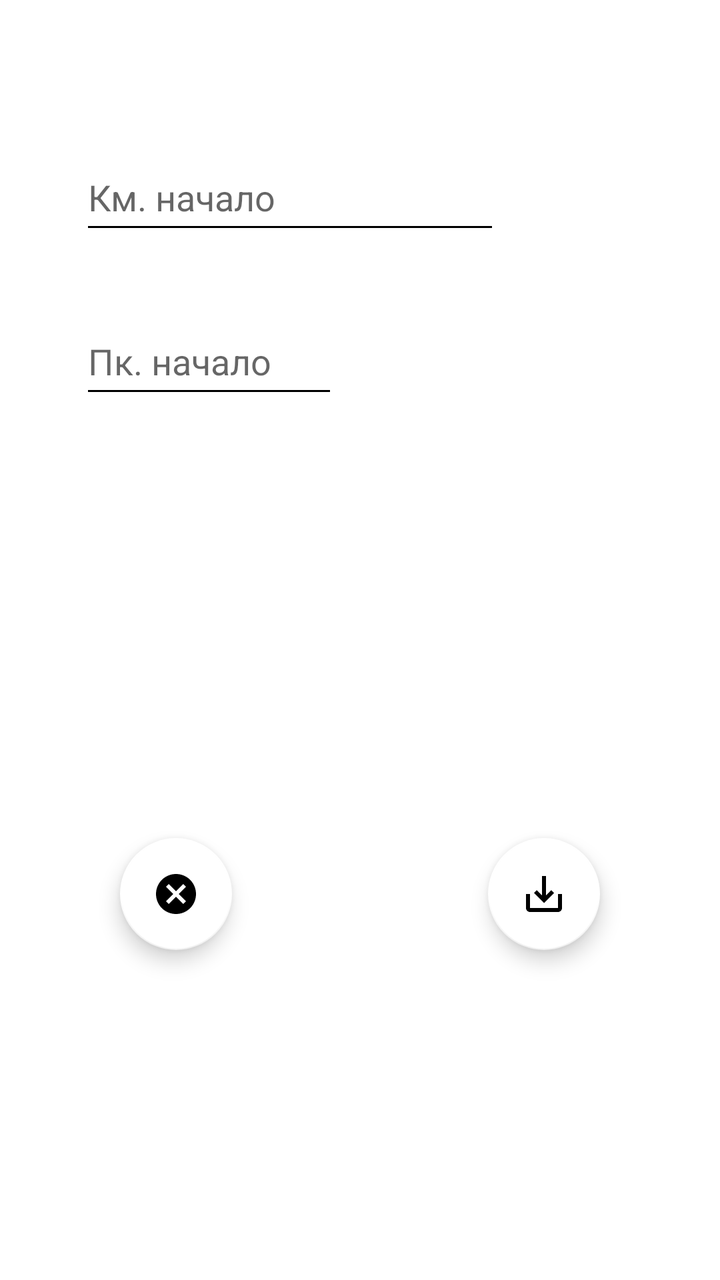
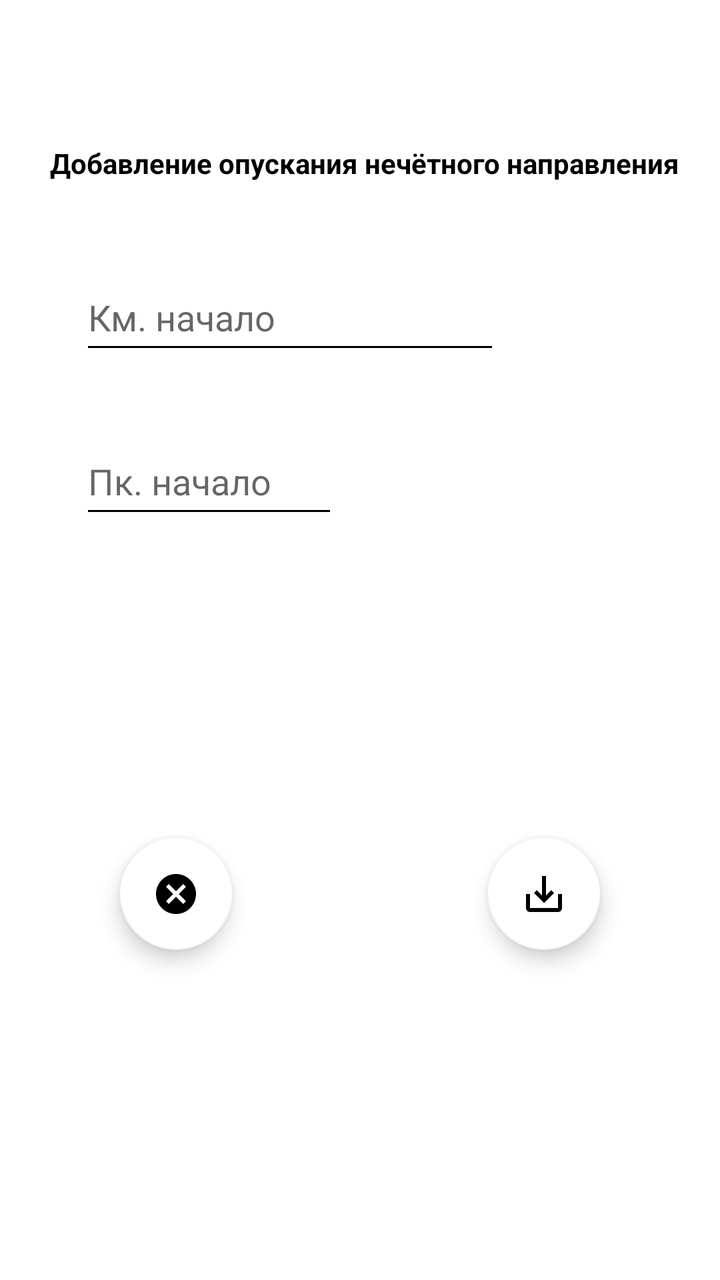

Compare the two renders of this Android layout. The source of the first and the diff that turns it into the second are given below.
<!-- AndroidManifest.xml: application theme Base.Theme.My_Gps_Assistant -->
<!-- res/layout/fragment_add_pantograph_nechet.xml -->
<?xml version="1.0" encoding="utf-8"?>
<androidx.constraintlayout.widget.ConstraintLayout xmlns:android="http://schemas.android.com/apk/res/android"
    xmlns:app="http://schemas.android.com/apk/res-auto"
    xmlns:tools="http://schemas.android.com/tools"
    android:layout_width="match_parent"
    android:layout_height="match_parent"
    android:background="#FFFFFF"
    tools:context=".fragments.nechet.pantograph.add.AddPantographFragmentNechet">

    <EditText
        android:id="@+id/ed_start_pantograph_nechet"
        android:layout_width="0dp"
        android:layout_height="50dp"
        android:layout_marginStart="40dp"
        android:layout_marginTop="72dp"
        android:ems="10"
        android:hint="@string/fragment_add_km_start_pantograph_nechet"
        android:importantForAutofill="no"
        android:inputType="number"
        android:maxLength="4"
        android:textColor="#000000"
        app:layout_constraintStart_toStartOf="parent"
        app:layout_constraintTop_toTopOf="parent"
        tools:ignore="HardcodedText,TextContrastCheck" />

    <EditText
        android:id="@+id/ed_pk_start_pantograph_nechet"
        android:layout_width="129dp"
        android:layout_height="50dp"
        android:layout_marginTop="32dp"
        android:ems="10"
        android:hint="@string/fragment_add_pk_start_pantograph_nechet"
        android:inputType="number"
        android:maxLength="2"
        android:textColor="#000000"
        app:layout_constraintEnd_toEndOf="@+id/ed_start_pantograph_nechet"
        app:layout_constraintHorizontal_bias="0.0"
        app:layout_constraintStart_toStartOf="@+id/ed_start_pantograph_nechet"
        app:layout_constraintTop_toBottomOf="@+id/ed_start_pantograph_nechet"
        tools:ignore="Autofill,HardcodedText,MissingConstraints,TextContrastCheck" />

    <com.google.android.material.floatingactionbutton.FloatingActionButton
        android:id="@+id/fb_save_pantograph_nechet"
        android:layout_width="wrap_content"
        android:layout_height="wrap_content"
        android:layout_marginEnd="60dp"
        android:layout_marginBottom="165dp"
        android:clickable="true"
        android:focusable="true"
        android:src="@drawable/is_save_pantograph_nechet"
        app:backgroundTint="@color/white"
        app:layout_constraintBottom_toBottomOf="parent"
        app:layout_constraintEnd_toEndOf="parent"
        tools:ignore="ContentDescription,SpeakableTextPresentCheck" />

    <com.google.android.material.floatingactionbutton.FloatingActionButton
        android:id="@+id/fb_cancel_pantograph_nechet"
        android:layout_width="wrap_content"
        android:layout_height="wrap_content"
        android:layout_marginStart="60dp"
        android:layout_marginBottom="165dp"
        android:clickable="true"
        android:focusable="true"
        android:src="@drawable/is_cancel_pantograph_nechet"
        app:backgroundTint="@color/white"
        app:layout_constraintBottom_toBottomOf="parent"
        app:layout_constraintStart_toStartOf="parent"
        tools:ignore="ContentDescription,SpeakableTextPresentCheck" />

</androidx.constraintlayout.widget.ConstraintLayout>
<!-- resources referenced by this layout -->
<resources>
  <color name="white">#FFFFFFFF</color>
  <!-- drawable is_cancel_pantograph_nechet (drawable) -->
  <vector xmlns:android="http://schemas.android.com/apk/res/android" android:height="24dp" android:tint="#52ED27" android:viewportHeight="24" android:viewportWidth="24" android:width="24dp">
        
      <path android:fillColor="@android:color/white" android:pathData="M12,2C6.47,2 2,6.47 2,12s4.47,10 10,10 10,-4.47 10,-10S17.53,2 12,2zM17,15.59L15.59,17 12,13.41 8.41,17 7,15.59 10.59,12 7,8.41 8.41,7 12,10.59 15.59,7 17,8.41 13.41,12 17,15.59z"/>
      
  </vector>
  <!-- drawable is_save_pantograph_nechet (drawable) -->
  <vector xmlns:android="http://schemas.android.com/apk/res/android" android:height="24dp" android:tint="#52ED27" android:viewportHeight="24" android:viewportWidth="24" android:width="24dp">
        
      <path android:fillColor="@android:color/white" android:pathData="M19,12v7L5,19v-7L3,12v7c0,1.1 0.9,2 2,2h14c1.1,0 2,-0.9 2,-2v-7h-2zM13,12.67l2.59,-2.58L17,11.5l-5,5 -5,-5 1.41,-1.41L11,12.67L11,3h2z"/>
      
  </vector>
  <string name="fragment_add_km_start_pantograph_nechet">Км. начало</string>
  <string name="fragment_add_pk_start_pantograph_nechet">Пк. начало</string>
  <style name="Base.Theme.My_Gps_Assistant" parent="Theme.MaterialComponents.Light.NoActionBar">
          
          <item name="colorPrimary">@color/black</item>
          <item name="colorPrimaryVariant">@color/lavender</item>
          <item name="colorOnPrimary">@color/white</item>
  
          <item name="colorSecondary">@color/teal_200</item>
          <item name="colorSecondaryVariant">@color/teal_700</item>
          <item name="colorOnSecondary">@color/black</item>
  
          <item name="android:statusBarColor">@color/lavender</item>
  
  
          <item name="android:windowFullscreen">true</item>
  
          <item name="android:textColorPrimary">@color/black</item>
          <item name="android:textColorSecondary">@color/black</item>
          <item name="android:textColorTertiary">@color/black</item>
  
  
  
  
  
  
  
      </style>
  <color name="black">#FF000000</color>
  <color name="lavender">#8692f7</color>
  <color name="teal_200">#D58DD5</color>
  <color name="teal_700">#00C2EF</color>
</resources>

<!-- the commit's change to res/layout/fragment_add_pantograph_nechet.xml (unified diff, before → after) -->
@@ -12,7 +12,7 @@
         android:layout_width="0dp"
         android:layout_height="50dp"
         android:layout_marginStart="40dp"
-        android:layout_marginTop="72dp"
+        android:layout_marginTop="20dp"
         android:ems="10"
         android:hint="@string/fragment_add_km_start_pantograph_nechet"
         android:importantForAutofill="no"
@@ -20,7 +20,7 @@
         android:maxLength="4"
         android:textColor="#000000"
         app:layout_constraintStart_toStartOf="parent"
-        app:layout_constraintTop_toTopOf="parent"
+        app:layout_constraintTop_toBottomOf="@+id/textView30"
         tools:ignore="HardcodedText,TextContrastCheck" />
 
     <EditText
@@ -67,4 +67,16 @@
         app:layout_constraintStart_toStartOf="parent"
         tools:ignore="ContentDescription,SpeakableTextPresentCheck" />
 
+    <TextView
+        android:id="@+id/textView30"
+        android:layout_width="325dp"
+        android:layout_height="40dp"
+        android:layout_marginStart="20dp"
+        android:layout_marginTop="72dp"
+        android:text="@string/zagolovok_pantograph_nechet"
+        android:textAlignment="center"
+        android:textStyle="bold"
+        app:layout_constraintStart_toStartOf="parent"
+        app:layout_constraintTop_toTopOf="parent" />
+
 </androidx.constraintlayout.widget.ConstraintLayout>
<!-- resource entries referenced after the edit -->
@@ -15,6 +15,7 @@
   </vector>
   <string name="fragment_add_km_start_pantograph_nechet">Км. начало</string>
   <string name="fragment_add_pk_start_pantograph_nechet">Пк. начало</string>
+  <string name="zagolovok_pantograph_nechet">Добавление опускания нечётного направления</string>
   <style name="Base.Theme.My_Gps_Assistant" parent="Theme.MaterialComponents.Light.NoActionBar">
           
           <item name="colorPrimary">@color/black</item>
